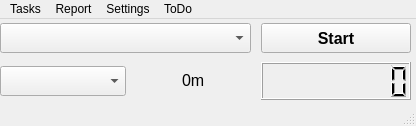
Qt form mainform.ui (nathalier/timetracker) before a commit.
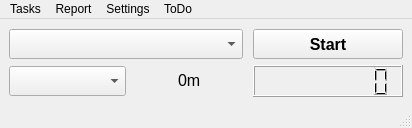
The same form after that commit.

Commit message: Add time report form

The edit to the form file:
```diff
--- a/mainform.ui
+++ b/mainform.ui
@@ -6,8 +6,8 @@
    <rect>
     <x>0</x>
     <y>0</y>
-    <width>416</width>
-    <height>126</height>
+    <width>412</width>
+    <height>128</height>
    </rect>
   </property>
   <property name="windowTitle">
@@ -17,15 +17,8 @@
    <double>0.700000000000000</double>
   </property>
   <widget class="QWidget" name="centralwidget">
-   <widget class="QWidget" name="gridLayoutWidget">
-    <property name="geometry">
-     <rect>
-      <x>0</x>
-      <y>0</y>
-      <width>411</width>
-      <height>81</height>
-     </rect>
-    </property>
+   <layout class="QVBoxLayout" name="verticalLayout">
+    <item>
     <layout class="QGridLayout" name="mainLayout">
      <property name="horizontalSpacing">
       <number>10</number>
@@ -200,33 +193,15 @@
       </widget>
      </item>
     </layout>
-   </widget>
-   <widget class="QLabel" name="memo_text_lb">
-    <property name="geometry">
-     <rect>
-      <x>59</x>
-      <y>91</y>
-      <width>16</width>
-      <height>16</height>
-     </rect>
-    </property>
-    <property name="maximumSize">
-     <size>
-      <width>380</width>
-      <height>30</height>
-     </size>
-    </property>
-    <property name="text">
-     <string/>
-    </property>
-   </widget>
+    </item>
+   </layout>
   </widget>
   <widget class="QMenuBar" name="menubar">
    <property name="geometry">
     <rect>
      <x>0</x>
      <y>0</y>
-     <width>416</width>
+     <width>412</width>
      <height>21</height>
     </rect>
    </property>
```
Left out of the diff: 4 changed lines with no effect on the pictures. Lines whose indentation alone changed are shown as unchanged. The commit also changes 5 other files.
